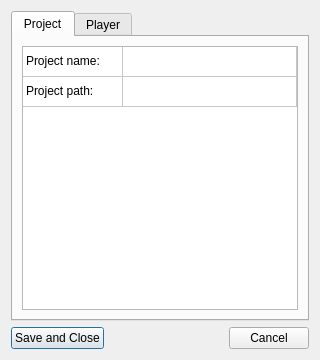
Qt form KryptaEditor/PrjSettingsDialog.ui (cellproductions/KryptaEditorQT) before a commit.
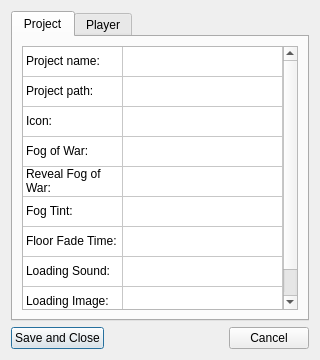
The same form after that commit. The open tabs and pages were chosen to show the change.

```diff
--- a/KryptaEditor/PrjSettingsDialog.ui
+++ b/KryptaEditor/PrjSettingsDialog.ui
@@ -50,6 +50,41 @@
              <string>Project path</string>
             </property>
            </row>
+           <row>
+            <property name="text">
+             <string>Icon</string>
+            </property>
+           </row>
+           <row>
+            <property name="text">
+             <string>FoW</string>
+            </property>
+           </row>
+           <row>
+            <property name="text">
+             <string>RFoW</string>
+            </property>
+           </row>
+           <row>
+            <property name="text">
+             <string>Fog tint</string>
+            </property>
+           </row>
+           <row>
+            <property name="text">
+             <string>Floor fade time</string>
+            </property>
+           </row>
+           <row>
+            <property name="text">
+             <string>Loading sound</string>
+            </property>
+           </row>
+           <row>
+            <property name="text">
+             <string>Loading image</string>
+            </property>
+           </row>
            <column>
             <property name="text">
              <string>Property</string>
@@ -75,6 +110,41 @@
              <string>Project path:</string>
             </property>
            </item>
+           <item row="2" column="0">
+            <property name="text">
+             <string>Icon:</string>
+            </property>
+           </item>
+           <item row="3" column="0">
+            <property name="text">
+             <string>Fog of War:</string>
+            </property>
+           </item>
+           <item row="4" column="0">
+            <property name="text">
+             <string>Reveal Fog of War:</string>
+            </property>
+           </item>
+           <item row="5" column="0">
+            <property name="text">
+             <string>Fog Tint:</string>
+            </property>
+           </item>
+           <item row="6" column="0">
+            <property name="text">
+             <string>Floor Fade Time:</string>
+            </property>
+           </item>
+           <item row="7" column="0">
+            <property name="text">
+             <string>Loading Sound:</string>
+            </property>
+           </item>
+           <item row="8" column="0">
+            <property name="text">
+             <string>Loading Image:</string>
+            </property>
+           </item>
           </widget>
          </item>
         </layout>
```
Left out of the diff: 40 changed lines with no effect on the pictures.
